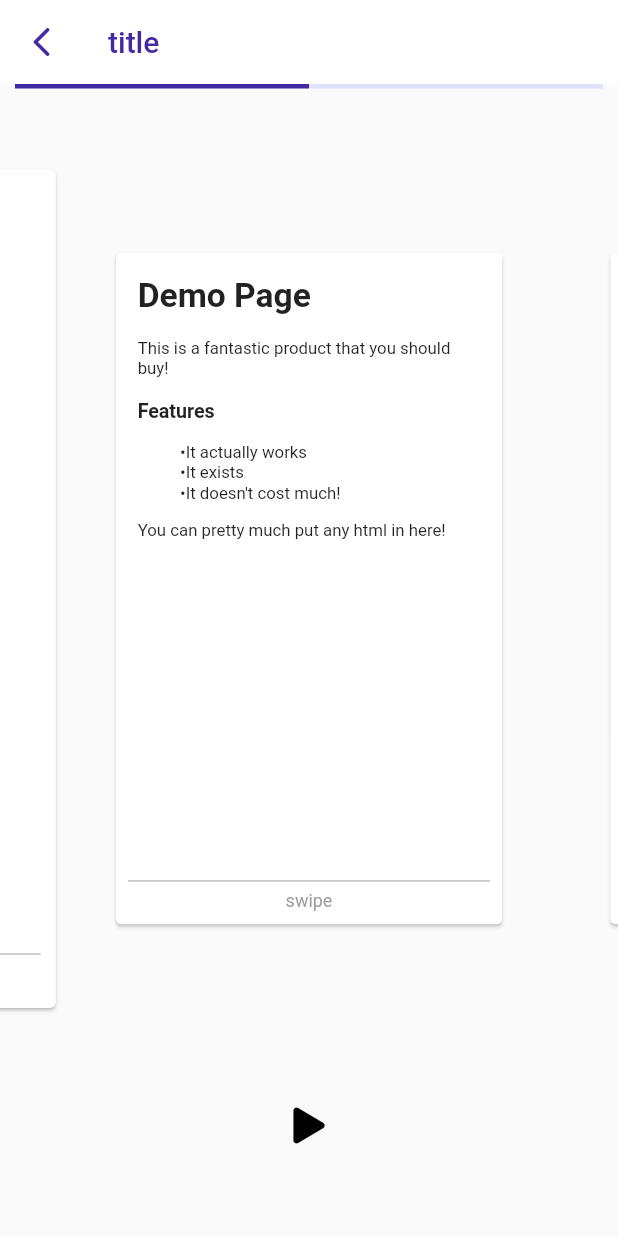
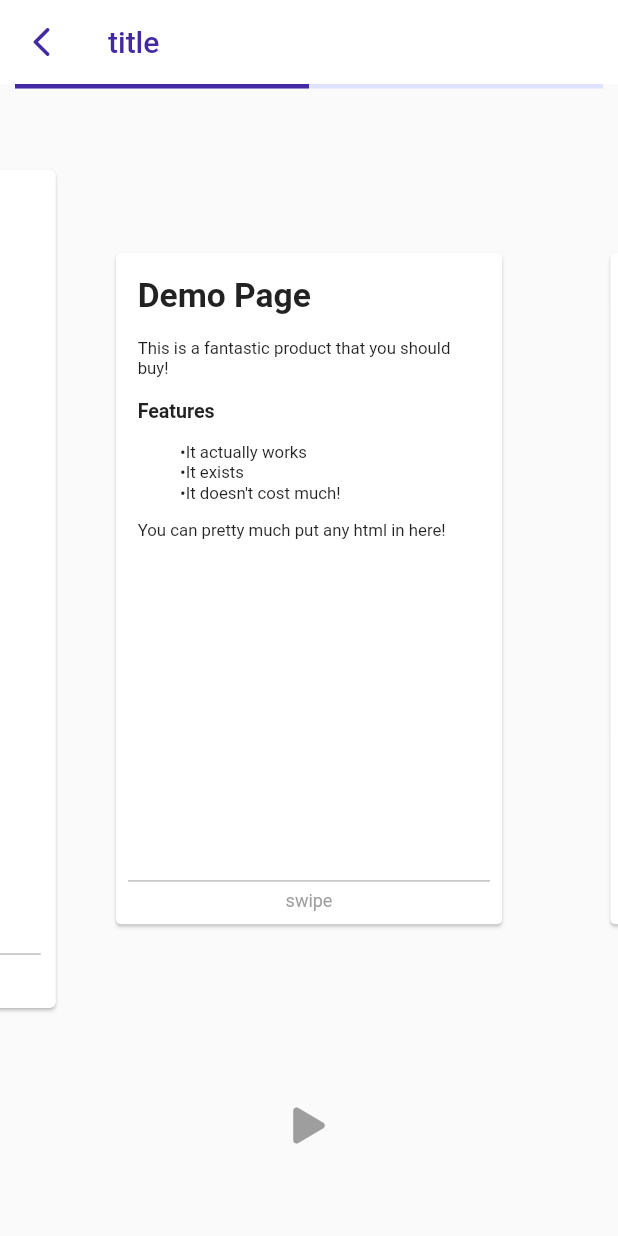
Before and after one commit to kammaii/podo, a Flutter app: the LessonFrame screen opened directly, swiped to page 2, on a phone screen of 412 x 824 dp. Run offline on Flutter 3.47's test engine with Material 2 defaults, Android fonts, the phone set to English and light mode, and no system bars; drawn by our look-alikes of card_swiper, flutter_html, percent_indicator; our stand-ins replace animated_text_kit, flutter_login, font_awesome_flutter, get, package_info, persistent_bottom_nav_bar.

Commit message:
fixed play btn

```diff
--- a/lib/screens/lesson/lesson_frame.dart
+++ b/lib/screens/lesson/lesson_frame.dart
@@ -9,53 +9,23 @@ import 'package:podo/values/my_colors.dart';
 import 'package:podo/values/my_strings.dart';
 import 'package:percent_indicator/percent_indicator.dart';
 
-class LessonFrame extends StatefulWidget {
-  const LessonFrame({Key? key}) : super(key: key);
-
-  @override
-  State<LessonFrame> createState() => _LessonFrameState();
-}
-
-class _LessonFrameState extends State<LessonFrame> {
-  LessonCard subjectSample = LessonCard('beginner_01', 0, MyStrings.subject, kr: '~후에', en: 'after~');
-
-  LessonCard explainSample = LessonCard('beginner_01', 1, MyStrings.explain, explain: Html(
-      data: """<div>
-        <h1>Demo Page</h1>
-        <p>This is a fantastic product that you should buy!</p>
-        <h3>Features</h3>
-        <ul>
-          <li>It actually works</li>
-          <li>It exists</li>
-          <li>It doesn't cost much!</li>
-        </ul>
-        <!--You can pretty much put any html in here!-->
-      </div>"""));
-
-  LessonCard practiceSample = LessonCard('beginner_01', 2, MyStrings.practice, kr: '밥을 먹어요', pronun: '[바블머거요]', en: 'I have a meal', audio: 'practice.mp3');
-
-  LessonCard speakSample = LessonCard('beginner_01', 3, MyStrings.speak, kr: '학교에 가요', en: 'I go to school', audio: 'speak.mp3');
-
-  LessonCard quizSample = LessonCard('beginner_01', 4, MyStrings.quiz, question: 'Listen and click the answer', examples: ['ㄱ', 'ㄴ','ㄷ','ㄹ'], audio: 'quiz.mp3');
+class LessonFrame extends StatelessWidget {
+  LessonFrame({Key? key}) : super(key: key);
 
   List<LessonCard> cards = [];
+  final controller = Get.put(StateManager());
 
-  final controller = Get.put(ActiveAudioBtn());
-
-
-  @override
-  void initState() {
-    super.initState();
-
-    cards.add(subjectSample);
-    cards.add(explainSample);
-    cards.add(practiceSample);
-    cards.add(speakSample);
-    cards.add(quizSample);
+  void setPlayBtn(int index) {
+    cards[index].audio != null
+        ? controller.setPlayBtn(true)
+        : controller.setPlayBtn(false);
   }
 
   @override
   Widget build(BuildContext context) {
+    cards = SampleLesson().getSampleLessons();
+    setPlayBtn(0);
+
     return SafeArea(
       child: Scaffold(
         appBar: MyWidget().getAppbar(context, MyStrings.title),
@@ -78,20 +48,22 @@ class _LessonFrameState extends State<LessonFrame> {
                 itemCount: cards.length,
                 viewportFraction: 0.8,
                 scale: 0.8,
-                onIndexChanged: (index) {},
+                onIndexChanged: (index) {
+                  setPlayBtn(index);
+                },
               ),
             ),
             Padding(
               padding: const EdgeInsets.only(bottom: 50),
-              child: GetBuilder<ActiveAudioBtn>(
+              child: GetBuilder<StateManager>(
                 builder: (controller) {
                   return IconButton(
                     onPressed: (){
-                      controller.isActive
+                      controller.isPlayBtnActive
                         ? null //todo: 오디오 재생
                         : null;
                     },
-                    icon: Icon(FontAwesomeIcons.play, color: controller.btnColor,),
+                    icon: Icon(FontAwesomeIcons.play, color: controller.playBtnColor,),
                   );
                 },
               ),
@@ -143,9 +115,6 @@ class _LessonFrameState extends State<LessonFrame> {
   Widget getCards(LessonCard card) {
     String type = card.type;
     Widget widget;
-    card.audio != null
-      ? controller.changeActive(true)
-      : controller.changeActive(false);
 
     switch (type) {
       case  MyStrings.subject :
@@ -263,15 +232,44 @@ class _LessonFrameState extends State<LessonFrame> {
 }
 
 
-class ActiveAudioBtn extends GetxController {
-  bool isActive = true;
-  Color btnColor = Colors.black;
+class StateManager extends GetxController {
+  bool isPlayBtnActive = true;
+  Color playBtnColor = Colors.black;
 
-  void changeActive(bool isActive) {
+  void setPlayBtn(bool isActive) {
     WidgetsBinding.instance!.addPostFrameCallback((timeStamp) {
-      isActive = isActive;
-      isActive ? btnColor = Colors.black : btnColor = MyColors.grey;
+      isPlayBtnActive = isActive;
+      isPlayBtnActive ? playBtnColor = Colors.black : playBtnColor = MyColors.grey;
       update();
     });
   }
 }
+
+class SampleLesson {
+  final LessonCard subjectSample = LessonCard('beginner_01', 0, MyStrings.subject, kr: '~후에', en: 'after~');
+  final LessonCard explainSample = LessonCard('beginner_01', 1, MyStrings.explain, explain: Html(
+      data: """<div>
+        <h1>Demo Page</h1>
+        <p>This is a fantastic product that you should buy!</p>
+        <h3>Features</h3>
+        <ul>
+          <li>It actually works</li>
+          <li>It exists</li>
+          <li>It doesn't cost much!</li>
+        </ul>
+        <!--You can pretty much put any html in here!-->
+      </div>"""));
+  final LessonCard practiceSample = LessonCard('beginner_01', 2, MyStrings.practice, kr: '밥을 먹어요', pronun: '[바블머거요]', en: 'I have a meal', audio: 'practice.mp3');
+  final LessonCard speakSample = LessonCard('beginner_01', 3, MyStrings.speak, kr: '학교에 가요', en: 'I go to school', audio: 'speak.mp3');
+  final LessonCard quizSample = LessonCard('beginner_01', 4, MyStrings.quiz, question: 'Listen and click the answer', examples: ['ㄱ', 'ㄴ','ㄷ','ㄹ'], audio: 'quiz.mp3');
+
+  List<LessonCard> getSampleLessons() {
+    List<LessonCard> cards = [];
+    cards.add(subjectSample);
+    cards.add(explainSample);
+    cards.add(practiceSample);
+    cards.add(speakSample);
+    cards.add(quizSample);
+    return cards;
+  }
+}
--- a/lib/screens/lesson/lesson_main.dart
+++ b/lib/screens/lesson/lesson_main.dart
@@ -79,7 +79,7 @@ class _LessonMainState extends State<LessonMain> {
             color: isLocked ? MyColors.navyLightLight : Colors.white,
             child: InkWell(
               onTap: (){
-                Get.to(const LessonFrame());
+                Get.to(LessonFrame());
               },
               child: Padding(
                 padding: const EdgeInsets.all(10),
```
Also changed, not shown: 1 other file.
